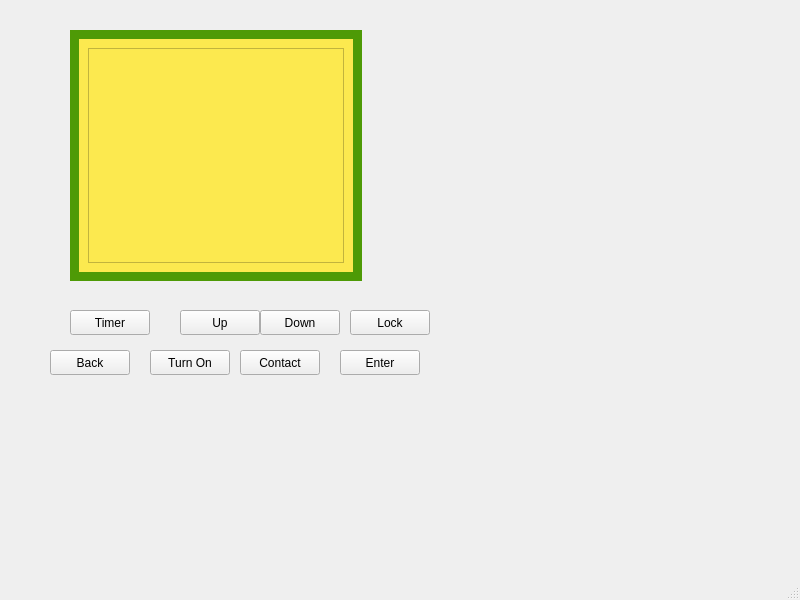
Qt form mainwindow.ui (Hall-Andrew/CESDEVICE-3004FinalProject) before a commit.
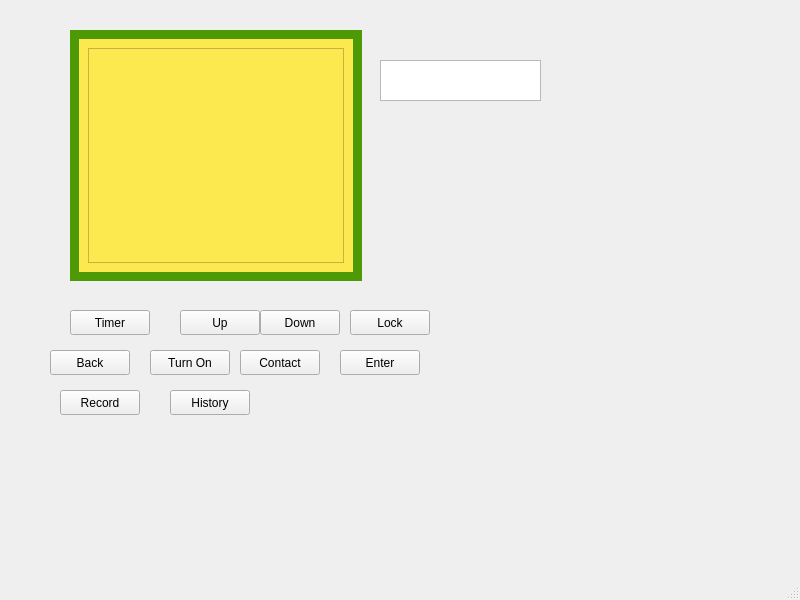
The same form after that commit. The open tabs and pages were chosen to show the change.

Commit message: Well, this could have went better. Added: Waveform string in MWindows. button connection for record button button connection for record history Changed record variable in record class to description. Added to Get_Record(didn't change the name tho) Added to Record Print() Made Record Print() into QString. "added" record class "added" vector<Record> record_History Note: the top two are currently broken but they serve a purpose

Patch:
```diff
--- a/mainwindow.ui
+++ b/mainwindow.ui
@@ -247,6 +247,42 @@
      </widget>
     </widget>
    </widget>
+   <widget class="QPushButton" name="Record">
+    <property name="geometry">
+     <rect>
+      <x>60</x>
+      <y>390</y>
+      <width>80</width>
+      <height>25</height>
+     </rect>
+    </property>
+    <property name="text">
+     <string>Record</string>
+    </property>
+   </widget>
+   <widget class="QTextBrowser" name="ErrorMessage">
+    <property name="geometry">
+     <rect>
+      <x>380</x>
+      <y>60</y>
+      <width>161</width>
+      <height>41</height>
+     </rect>
+    </property>
+   </widget>
+   <widget class="QPushButton" name="RecordHistory">
+    <property name="geometry">
+     <rect>
+      <x>170</x>
+      <y>390</y>
+      <width>80</width>
+      <height>25</height>
+     </rect>
+    </property>
+    <property name="text">
+     <string>History</string>
+    </property>
+   </widget>
   </widget>
   <widget class="QMenuBar" name="menubar">
    <property name="geometry">
```
Left out of the diff: 2 changed lines with no effect on the pictures. The commit also changes 8 other files.
